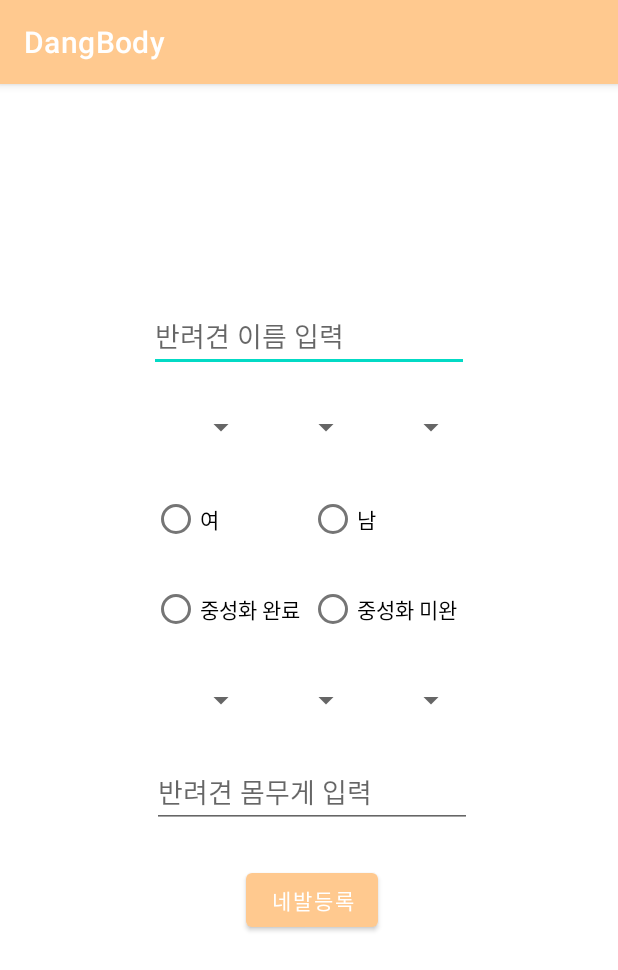
After one commit to 2022-SMHRD-KDT-AI-1/DangBody, an Android app: the JoinPetActivity screen opened directly, with no data from a screen before it, on a phone screen of 412 x 824 dp. The commit adds this screen. Shown: the top 970 px of the screen. Run offline under Robolectric (Android 15) with nearby library versions, the phone set to English and light mode, and no system bars; our stand-ins replace Volley.

Commit message:
220414_최보람_펫 등록

```diff
--- a/app/src/main/AndroidManifest.xml
+++ b/app/src/main/AndroidManifest.xml
@@ -12,6 +12,9 @@
         android:supportsRtl="true"
         android:theme="@style/Theme.Ex220322"
         android:usesCleartextTraffic="true">
+        <activity
+            android:name=".JoinPetActivity"
+            android:exported="false" />
         <activity
             android:name=".WriteActivity"
             android:exported="false" />
@@ -39,7 +42,7 @@
         <activity
             android:name=".MainActivity"
             android:exported="true"
-            android:theme="@style/Theme.Ex220322"></activity>
+            android:theme="@style/Theme.Ex220322" />
     </application>
 
 </manifest>
--- /dev/null
+++ b/app/src/main/java/com/smhrd/DangBody/JoinPetActivity.java
@@ -0,0 +1,202 @@
+package com.smhrd.DangBody;
+
+import androidx.annotation.Nullable;
+import androidx.appcompat.app.AppCompatActivity;
+
+import android.content.Intent;
+import android.content.SharedPreferences;
+import android.os.Bundle;
+import android.util.Log;
+import android.view.View;
+import android.widget.ArrayAdapter;
+import android.widget.Button;
+import android.widget.RadioButton;
+import android.widget.Spinner;
+import android.widget.TextView;
+import android.widget.Toast;
+
+import com.android.volley.AuthFailureError;
+import com.android.volley.Request;
+import com.android.volley.RequestQueue;
+import com.android.volley.Response;
+import com.android.volley.VolleyError;
+import com.android.volley.toolbox.StringRequest;
+import com.android.volley.toolbox.Volley;
+
+import java.util.HashMap;
+import java.util.Map;
+
+public class JoinPetActivity extends AppCompatActivity {
+    SharedPreferences sp;
+    /* Pet 등록 */
+
+    TextView edtPetName, edtPetWeight;
+    Button btnJoinPet;
+    RadioButton genderFemale, genderMale, neutralYes, neutralNo;
+    Spinner spinnerPetBirthYear, spinnerPetBirthMonth, spinnerPetBirthDay, spinnerPetYear, spinnerPetMonth, spinnerPetDay;
+    String petGender;
+    String petNeutral;
+
+    String name,weight, petBYear, petBMonth, petBDay,petYear,petMonth,petDay,user_id;
+
+    RequestQueue requestQueue;
+    StringRequest request;
+
+    final String TEST="testtest";
+
+    @Override
+    protected void onCreate(Bundle savedInstanceState) {
+        super.onCreate(savedInstanceState);
+        setContentView(R.layout.activity_join_pet);
+
+        init();
+
+        spinner();
+
+        btnJoinPet.setOnClickListener(new View.OnClickListener() {
+            @Override
+            public void onClick(View view) {
+
+                getText();
+
+
+                Log.d(TEST, weight);
+                Log.d(TEST, petBDay);
+                Log.d(TEST, petYear);
+                Log.d(TEST, petGender);
+
+                String url = "http://220.71.97.178:8082/TEST/JoinPetService";
+                Log.d("확인","클릭완");
+                Intent idIntent = getIntent();
+
+                request = new StringRequest(
+                        Request.Method.POST,
+                        url,
+                        new Response.Listener<String>() {
+                            @Override
+                            public void onResponse(String response) {
+                                if(response.equals("0")){
+                                    Toast.makeText(JoinPetActivity.this, "회원가입 실패",Toast.LENGTH_SHORT).show();
+                                }else{
+                                    Toast.makeText(JoinPetActivity.this,"회원가입 성공",Toast.LENGTH_SHORT).show();
+                                    Intent intent = new Intent(JoinPetActivity.this, MainActivity.class);
+                                    startActivity(intent);
+
+                                }
+                            }
+                        },
+                        new Response.ErrorListener() {
+                            @Override
+                            public void onErrorResponse(VolleyError error) {
+
+                            }
+                        }){
+                    @Nullable
+                    @Override
+                    protected Map<String, String> getParams() throws AuthFailureError {
+                        Map<String, String> param = new HashMap<>();
+                        param.put("pet_name", name);
+                        param.put("pet_birthy", petBYear);
+                        param.put("pet_birthm", petBMonth);
+                        param.put("pet_birthd", petBDay);
+                        param.put("pet_year", petYear);
+                        param.put("pet_month", petMonth);
+                        param.put("pet_day", petDay);
+                        param.put("pet_gender", petGender);
+                        param.put("pet_neutral", petNeutral);
+                        param.put("pet_weight", weight);
+                        param.put("user_id",user_id);
+                        return param;
+                    }
+                };
+                requestQueue.add(request);
+
+
+            }
+        });
+    }
+    // 입력받은 값 가져오기
+    private void getText() {
+        Log.d(TEST, "getText()");
+        name = edtPetName.getText().toString();
+        weight = edtPetWeight.getText().toString();
+
+        petBYear = spinnerPetBirthYear.getSelectedItem().toString();
+        petBMonth = spinnerPetBirthMonth.getSelectedItem().toString();
+        petBDay = spinnerPetBirthDay.getSelectedItem().toString();
+
+        petYear = spinnerPetYear.getSelectedItem().toString();
+        petMonth = spinnerPetMonth.getSelectedItem().toString();
+        petDay = spinnerPetDay.getSelectedItem().toString();
+
+        petGender = getGender();
+
+        petNeutral = getPetNeutral();
+
+        sp = getSharedPreferences("autoLogin",0);
+        user_id = sp.getString("userId","idnotfound").toString();
+    }
+
+    private String getGender() {
+        String gender = "";
+        if(genderFemale.isChecked()){
+            gender = "F";
+        }else if(genderMale.isChecked()) {
+            gender = "M";
+        }return gender;
+    }
+
+    private String getPetNeutral() {
+        String n = "";
+        if(neutralYes.isChecked()){
+            n = "Y";
+        }else if(neutralNo.isChecked()) {
+            n = "N";
+        }return n;
+    }
+
+    private void init() {
+        edtPetName = findViewById(R.id.edtPetName);
+        edtPetWeight = findViewById(R.id.edtPetWeight);
+        btnJoinPet = findViewById(R.id.btnJoinPet);
+
+        genderFemale = findViewById(R.id.genderFemale);
+        genderMale = findViewById(R.id.genderMale);
+
+        neutralNo = findViewById(R.id.neutralNo);
+        neutralYes = findViewById(R.id.neutralYes);
+
+        spinnerPetBirthYear = findViewById(R.id.spinner_petbirth_year);
+        spinnerPetBirthMonth = findViewById(R.id.spinner_petbirth_month);
+        spinnerPetBirthDay= findViewById(R.id.spinner_petbirth_day);
+        spinnerPetYear = findViewById(R.id.spinner_pet_year);
+        spinnerPetMonth = findViewById(R.id.spinner_pet_month);
+        spinnerPetDay = findViewById(R.id.spinner_pet_day);
+
+        if(requestQueue == null){
+            requestQueue = Volley.newRequestQueue(getApplicationContext());
+        }
+    }
+
+    private void spinner(){
+        ArrayAdapter yearAdapter = ArrayAdapter.createFromResource(this,
+                R.array.date_year, android.R.layout.simple_spinner_item);
+        yearAdapter.setDropDownViewResource(android.R.layout.simple_spinner_dropdown_item);
+        spinnerPetBirthYear.setAdapter(yearAdapter);
+        spinnerPetYear.setAdapter(yearAdapter);
+
+        ArrayAdapter monthAdapter = ArrayAdapter.createFromResource(this,
+                R.array.date_month, android.R.layout.simple_spinner_item);
+        monthAdapter.setDropDownViewResource(android.R.layout.simple_spinner_dropdown_item);
+        spinnerPetBirthMonth.setAdapter(monthAdapter);
+        spinnerPetMonth.setAdapter(monthAdapter);
+
+        ArrayAdapter dayAdapter = ArrayAdapter.createFromResource(this,
+                R.array.date_day, android.R.layout.simple_spinner_item);
+        dayAdapter.setDropDownViewResource(android.R.layout.simple_spinner_dropdown_item);
+        spinnerPetBirthDay.setAdapter(dayAdapter);
+        spinnerPetDay.setAdapter(dayAdapter);
+
+
+    }
+}
--- /dev/null
+++ b/app/src/main/res/layout/activity_join_pet.xml
@@ -0,0 +1,150 @@
+<?xml version="1.0" encoding="utf-8"?>
+<androidx.constraintlayout.widget.ConstraintLayout xmlns:android="http://schemas.android.com/apk/res/android"
+    xmlns:app="http://schemas.android.com/apk/res-auto"
+    xmlns:tools="http://schemas.android.com/tools"
+    android:layout_width="match_parent"
+    android:layout_height="match_parent"
+    tools:context=".JoinPetActivity">
+    <EditText
+        android:id="@+id/edtPetName"
+        android:layout_width="wrap_content"
+        android:layout_height="wrap_content"
+        android:layout_marginTop="144dp"
+        android:ems="10"
+        android:hint="반려견 이름 입력"
+        android:inputType="textPersonName"
+        app:layout_constraintEnd_toEndOf="parent"
+        app:layout_constraintStart_toStartOf="parent"
+        app:layout_constraintTop_toTopOf="parent" />
+
+    <EditText
+        android:id="@+id/edtPetWeight"
+        android:layout_width="wrap_content"
+        android:layout_height="wrap_content"
+        android:layout_marginTop="12dp"
+        android:ems="10"
+        android:hint="반려견 몸무게 입력"
+        android:inputType="textPersonName"
+        app:layout_constraintEnd_toEndOf="@+id/linearLayout3"
+        app:layout_constraintHorizontal_bias="0.0"
+        app:layout_constraintStart_toStartOf="@+id/linearLayout3"
+        app:layout_constraintTop_toBottomOf="@+id/linearLayout3" />
+
+    <Button
+        android:id="@+id/btnJoinPet"
+        android:layout_width="wrap_content"
+        android:layout_height="wrap_content"
+        android:layout_marginTop="24dp"
+        android:text="네발등록"
+        app:layout_constraintEnd_toEndOf="@+id/edtPetWeight"
+        app:layout_constraintStart_toStartOf="@+id/edtPetWeight"
+        app:layout_constraintTop_toBottomOf="@+id/edtPetWeight" />
+
+    <RadioGroup
+        android:id="@+id/radioGroup"
+        android:layout_width="210dp"
+        android:layout_height="wrap_content"
+        android:layout_marginTop="12dp"
+        android:orientation="horizontal"
+        app:layout_constraintEnd_toEndOf="@+id/linearLayout4"
+        app:layout_constraintStart_toStartOf="@+id/linearLayout4"
+        app:layout_constraintTop_toBottomOf="@+id/linearLayout4">
+
+        <RadioButton
+            android:id="@+id/genderFemale"
+            android:layout_width="wrap_content"
+            android:layout_height="wrap_content"
+            android:layout_weight="1"
+            android:text="여" />
+
+        <RadioButton
+            android:id="@+id/genderMale"
+            android:layout_width="wrap_content"
+            android:layout_height="wrap_content"
+            android:layout_weight="1"
+            android:text="남" />
+    </RadioGroup>
+
+    <RadioGroup
+        android:id="@+id/radioGroup2"
+        android:layout_width="210dp"
+        android:layout_height="wrap_content"
+        android:layout_marginTop="12dp"
+        android:orientation="horizontal"
+        app:layout_constraintEnd_toEndOf="@+id/radioGroup"
+        app:layout_constraintStart_toStartOf="@+id/radioGroup"
+        app:layout_constraintTop_toBottomOf="@+id/radioGroup">
+
+        <RadioButton
+            android:id="@+id/neutralYes"
+            android:layout_width="wrap_content"
+            android:layout_height="wrap_content"
+            android:layout_weight="1"
+            android:text="중성화 완료" />
+
+        <RadioButton
+            android:id="@+id/neutralNo"
+            android:layout_width="wrap_content"
+            android:layout_height="wrap_content"
+            android:layout_weight="1"
+            android:text="중성화 미완" />
+    </RadioGroup>
+
+    <LinearLayout
+        android:id="@+id/linearLayout4"
+        android:layout_width="210dp"
+        android:layout_height="50dp"
+        android:layout_marginTop="12dp"
+        android:orientation="horizontal"
+        app:layout_constraintEnd_toEndOf="@+id/edtPetName"
+        app:layout_constraintStart_toStartOf="@+id/edtPetName"
+        app:layout_constraintTop_toBottomOf="@+id/edtPetName">
+
+        <Spinner
+            android:id="@+id/spinner_petbirth_year"
+            android:layout_width="match_parent"
+            android:layout_height="match_parent"
+            android:layout_weight="1" />
+
+        <Spinner
+            android:id="@+id/spinner_petbirth_month"
+            android:layout_width="match_parent"
+            android:layout_height="match_parent"
+            android:layout_weight="1" />
+
+        <Spinner
+            android:id="@+id/spinner_petbirth_day"
+            android:layout_width="match_parent"
+            android:layout_height="match_parent"
+            android:layout_weight="1" />
+    </LinearLayout>
+
+    <LinearLayout
+        android:id="@+id/linearLayout3"
+        android:layout_width="210dp"
+        android:layout_height="50dp"
+        android:layout_marginTop="12dp"
+        android:orientation="horizontal"
+        app:layout_constraintEnd_toEndOf="@+id/radioGroup2"
+        app:layout_constraintStart_toStartOf="@+id/radioGroup2"
+        app:layout_constraintTop_toBottomOf="@+id/radioGroup2">
+
+        <Spinner
+            android:id="@+id/spinner_pet_year"
+            android:layout_width="match_parent"
+            android:layout_height="match_parent"
+            android:layout_weight="1" />
+
+        <Spinner
+            android:id="@+id/spinner_pet_month"
+            android:layout_width="match_parent"
+            android:layout_height="match_parent"
+            android:layout_weight="1" />
+
+        <Spinner
+            android:id="@+id/spinner_pet_day"
+            android:layout_width="match_parent"
+            android:layout_height="match_parent"
+            android:layout_weight="1" />
+    </LinearLayout>
+</androidx.constraintlayout.widget.ConstraintLayout>
```
Also changed, not shown: app/src/main/java/com/smhrd/DangBody/MyPage.java (+15 -0 lines), app/src/main/res/layout/activity_my_page.xml (+11 -0 lines).
